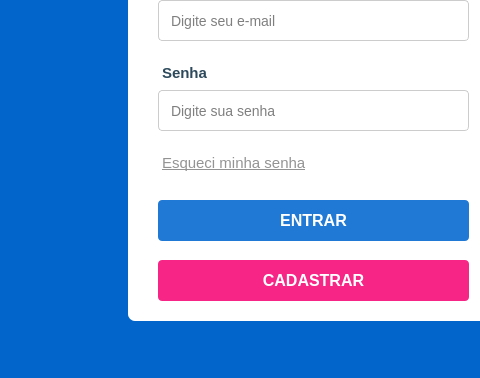
This is gui/tela.ui in Theus021/cadastro_de_alunos as Qt 5 draws it before an edit; both pictures show x 92 to 572 and y 219 to 597 of the 800 by 597 pixel window. The edited form follows.
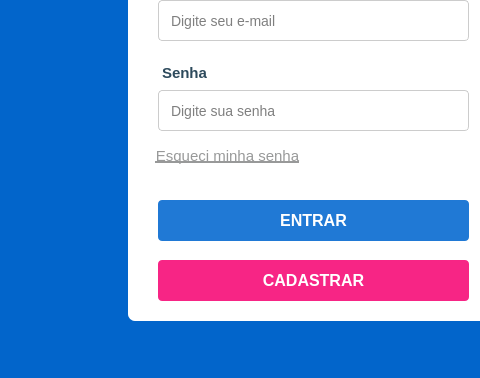
This is the edited form. Icons and pictures are not drawn.

```diff
--- a/gui/tela.ui
+++ b/gui/tela.ui
@@ -197,29 +197,6 @@
      <string>Digite sua senha</string>
     </property>
    </widget>
-   <widget class="QTextEdit" name="esqueceu_senha_text">
-    <property name="geometry">
-     <rect>
-      <x>30</x>
-      <y>310</y>
-      <width>171</width>
-      <height>31</height>
-     </rect>
-    </property>
-    <property name="cursor" stdset="0">
-     <cursorShape>PointingHandCursor</cursorShape>
-    </property>
-    <property name="readOnly">
-     <bool>true</bool>
-    </property>
-    <property name="html">
-     <string>&lt;!DOCTYPE HTML PUBLIC &quot;-//W3C//DTD HTML 4.0//EN&quot; &quot;http://www.w3.org/TR/REC-html40/strict.dtd&quot;&gt;
-&lt;html&gt;&lt;head&gt;&lt;meta name=&quot;qrichtext&quot; content=&quot;1&quot; /&gt;&lt;style type=&quot;text/css&quot;&gt;
-p, li { white-space: pre-wrap; }
-&lt;/style&gt;&lt;/head&gt;&lt;body style=&quot; font-family:'MS Shell Dlg 2'; font-size:8.25pt; font-weight:400; font-style:normal;&quot;&gt;
-&lt;p style=&quot; margin-top:0px; margin-bottom:0px; margin-left:0px; margin-right:0px; -qt-block-indent:0; text-indent:0px;&quot;&gt;&lt;span style=&quot; font-family:'Segoe UI'; font-size:11pt; text-decoration: underline; color:#939393;&quot;&gt;Esqueci minha senha&lt;/span&gt;&lt;/p&gt;&lt;/body&gt;&lt;/html&gt;</string>
-    </property>
-   </widget>
    <widget class="QPushButton" name="entrar_button">
     <property name="geometry">
      <rect>
@@ -352,6 +329,40 @@
      <string/>
     </property>
    </widget>
+   <widget class="QPushButton" name="pushButton">
+    <property name="geometry">
+     <rect>
+      <x>24</x>
+      <y>300</y>
+      <width>151</width>
+      <height>31</height>
+     </rect>
+    </property>
+    <property name="font">
+     <font>
+      <pointsize>11</pointsize>
+      <underline>true</underline>
+     </font>
+    </property>
+    <property name="cursor">
+     <cursorShape>PointingHandCursor</cursorShape>
+    </property>
+    <property name="styleSheet">
+     <string notr="true">QPushButton{
+background:#fff;
+color: #989999;
+border:none;
+padding-left: 0px
+}
+
+QPushButton:clicked{
+color:#757575
+}</string>
+    </property>
+    <property name="text">
+     <string>Esqueci minha senha</string>
+    </property>
+   </widget>
    <zorder>email_text_input</zorder>
    <zorder>fixed_text</zorder>
    <zorder>login_text</zorder>
```
Left out of the diff: 29 changed lines with no effect on the pictures.
